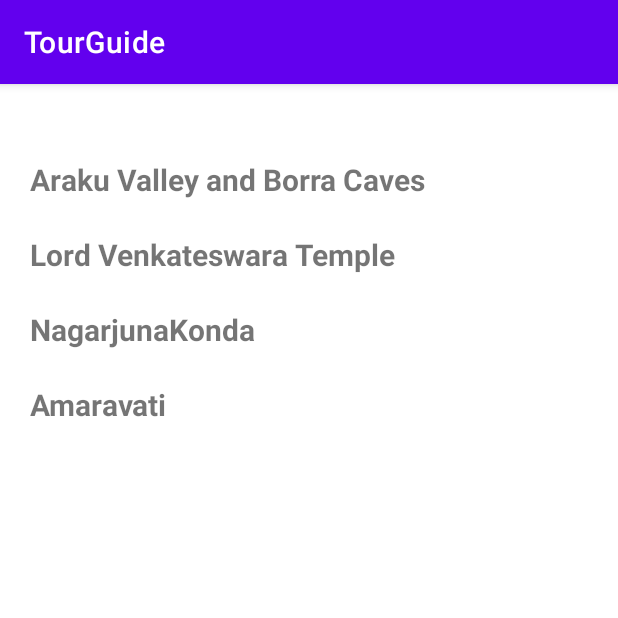
After one commit to ashishpal6605/tourguide, an Android app: the AndhraPradeshPlace screen opened directly, with no data from a screen before it, on a phone screen of 412 x 824 dp, the top half of it. The commit adds this screen. Run offline under Robolectric (Android 15) with nearby library versions, the phone set to English and light mode, and no system bars; our stand-ins replace data binding.

Commit message:
final commit

```diff
--- a/app/build.gradle
+++ b/app/build.gradle
@@ -38,7 +38,10 @@ dependencies {
     implementation 'androidx.appcompat:appcompat:1.5.1'
     implementation 'com.google.android.material:material:1.7.0'
     implementation 'androidx.constraintlayout:constraintlayout:2.1.4'
+    implementation 'com.gitee.baijuncheng-open-source:recycleview:1.0.1'
+    implementation 'androidx.cardview:cardview:1.0.0'
     testImplementation 'junit:junit:4.13.2'
     androidTestImplementation 'androidx.test.ext:junit:1.1.3'
     androidTestImplementation 'androidx.test.espresso:espresso-core:3.4.0'
+    implementation "androidx.cardview:cardview:1.0.0"
 }
--- /dev/null
+++ b/app/src/main/java/com/example/states/AndhraPradeshPlace.java
@@ -0,0 +1,68 @@
+package com.example.states;
+
+import androidx.appcompat.app.AppCompatActivity;
+
+import android.content.Intent;
+import android.os.Bundle;
+import android.view.View;
+
+import com.example.states.databinding.ActivityAndhraPradeshPlaceBinding;
+import com.example.states.databinding.ActivityMainBinding;
+
+public class AndhraPradeshPlace extends AppCompatActivity {
+
+    private ActivityAndhraPradeshPlaceBinding andhraPradeshPlaceBinding;
+
+    @Override
+    protected void onCreate(Bundle savedInstanceState) {
+        super.onCreate(savedInstanceState);
+        andhraPradeshPlaceBinding=ActivityAndhraPradeshPlaceBinding.inflate(getLayoutInflater());
+        setContentView(andhraPradeshPlaceBinding.getRoot());
+
+
+        andhraPradeshPlaceBinding.text1.setOnClickListener(new View.OnClickListener() {
+            @Override
+            public void onClick(View view) {
+                Intent send = new Intent(AndhraPradeshPlace.this, ArakuValley.class);
+                startActivity(send);
+                finish();
+            }
+        });
+
+
+        andhraPradeshPlaceBinding.text2.setOnClickListener(new View.OnClickListener() {
+            @Override
+            public void onClick(View view) {
+                Intent send = new Intent(AndhraPradeshPlace.this, LordVenkateswaraTemple.class);
+                startActivity(send);
+                finish();
+            }
+        });
+
+
+        andhraPradeshPlaceBinding.text3.setOnClickListener(new View.OnClickListener() {
+            @Override
+            public void onClick(View view) {
+                Intent send = new Intent(AndhraPradeshPlace.this, NagarjunaKonda.class);
+                startActivity(send);
+                finish();
+            }
+        });
+
+
+        andhraPradeshPlaceBinding.text4.setOnClickListener(new View.OnClickListener() {
+            @Override
+            public void onClick(View view) {
+                Intent send = new Intent(AndhraPradeshPlace.this, Amaravati.class);
+                startActivity(send);
+                finish();
+            }
+        });
+
+
+
+
+
+    }
+
+}
--- a/app/src/main/java/com/example/states/StatesAdapter.java
+++ b/app/src/main/java/com/example/states/StatesAdapter.java
@@ -19,12 +19,10 @@ public class StatesAdapter extends RecyclerView.Adapter<StatesAdapter.statesView
 
     class statesViewHolder extends RecyclerView.ViewHolder {
         TextView stateName;
-        public statesViewHolder(@NonNull View itemView) {
-            super(itemView);
+        public statesViewHolder(@NonNull View itemView) {super(itemView);
             stateName = itemView.findViewById(R.id.view2);
         }
-        public void bindDataToUI(Country stateName) {
-            this.stateName.setText(stateName.getName());
+        public void bindDataToUI(Country stateName) {this.stateName.setText(stateName.getName());
         }
     }
     @NonNull
--- /dev/null
+++ b/app/src/main/res/layout/activity_andhra_pradesh_place.xml
@@ -0,0 +1,60 @@
+<?xml version="1.0" encoding="utf-8"?>
+<layout>
+<RelativeLayout xmlns:android="http://schemas.android.com/apk/res/android"
+    xmlns:app="http://schemas.android.com/apk/res-auto"
+    xmlns:tools="http://schemas.android.com/tools"
+    android:layout_width="match_parent"
+    android:layout_height="match_parent"
+    tools:context=".AndhraPradeshPlace">
+
+    <TextView
+            android:id="@+id/text1"
+            android:layout_width="match_parent"
+            android:layout_height="wrap_content"
+            android:layout_marginTop="50dp"
+            android:textSize="20dp"
+            android:textStyle="bold"
+            android:text="Araku Valley and Borra Caves"
+        android:layout_marginStart="20dp"/>
+
+    <TextView
+        android:id="@+id/text2"
+        android:layout_width="match_parent"
+        android:layout_height="wrap_content"
+        android:layout_marginTop="100dp"
+        android:textSize="20dp"
+        android:textStyle="bold"
+        android:text="Lord Venkateswara Temple"
+        android:layout_marginStart="20dp"/>
+
+
+    <TextView
+        android:id="@+id/text3"
+        android:layout_width="match_parent"
+        android:layout_height="wrap_content"
+        android:layout_marginTop="150dp"
+        android:textSize="20dp"
+        android:textStyle="bold"
+        android:text="NagarjunaKonda"
+        android:layout_marginStart="20dp"/>
+
+    <TextView
+        android:id="@+id/text4"
+        android:layout_width="match_parent"
+        android:layout_height="wrap_content"
+        android:layout_marginTop="200dp"
+        android:textSize="20dp"
+        android:textStyle="bold"
+        android:text="Amaravati"
+        tools:ignore="UnknownId"
+        android:layout_marginStart="20dp"/>
+
+
+
+
+
+
+
+
+</RelativeLayout>
+</layout>
--- a/app/src/main/res/layout/activity_recycleview_row.xml
+++ b/app/src/main/res/layout/activity_recycleview_row.xml
@@ -17,7 +17,7 @@
         android:layout_marginStart="20dp"
         android:layout_marginTop="50dp"
         android:layout_marginEnd="20dp"
-        android:text="states name" />
+         />
 
 
 </LinearLayout>
--- a/app/src/main/res/values/strings.xml
+++ b/app/src/main/res/values/strings.xml
@@ -1,4 +1,5 @@
 <resources>
     <string name="app_name">States</string>
     <string name="TourGuide" />
+    <string name="states_name">states name</string>
 </resources>
```
Also changed, not shown: app/src/main/AndroidManifest.xml (+35 -2 lines), app/src/main/java/com/example/states/Amaravati.java (added, +14 -0 lines), app/src/main/java/com/example/states/ArakuValley.java (added, +14 -0 lines), app/src/main/java/com/example/states/LordVenkateswaraTemple.java (added, +14 -0 lines), app/src/main/java/com/example/states/MainActivity.java (+5 -6 lines), app/src/main/java/com/example/states/NagarjunaKonda.java (added, +14 -0 lines), app/src/main/res/layout/activity_amaravati.xml (added, +9 -0 lines), app/src/main/res/layout/activity_araku_valley.xml (added, +9 -0 lines), app/src/main/res/layout/activity_lord_venkateswara_temple.xml (added, +9 -0 lines), app/src/main/res/layout/activity_nagarjuna_konda.xml (added, +9 -0 lines).
